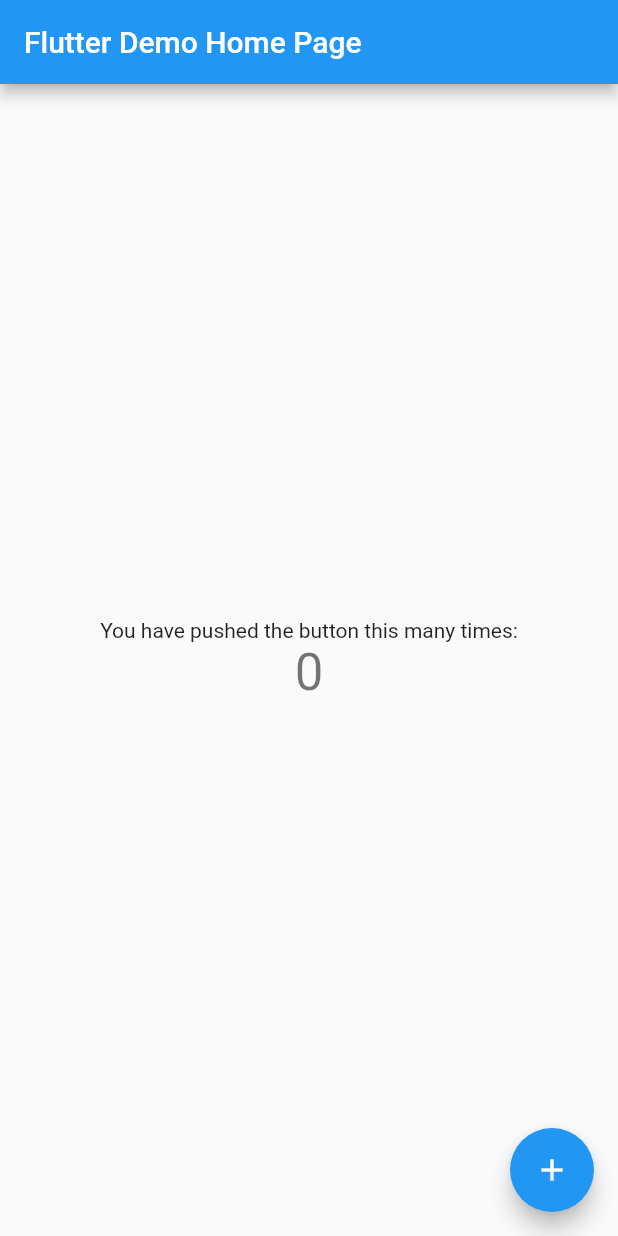
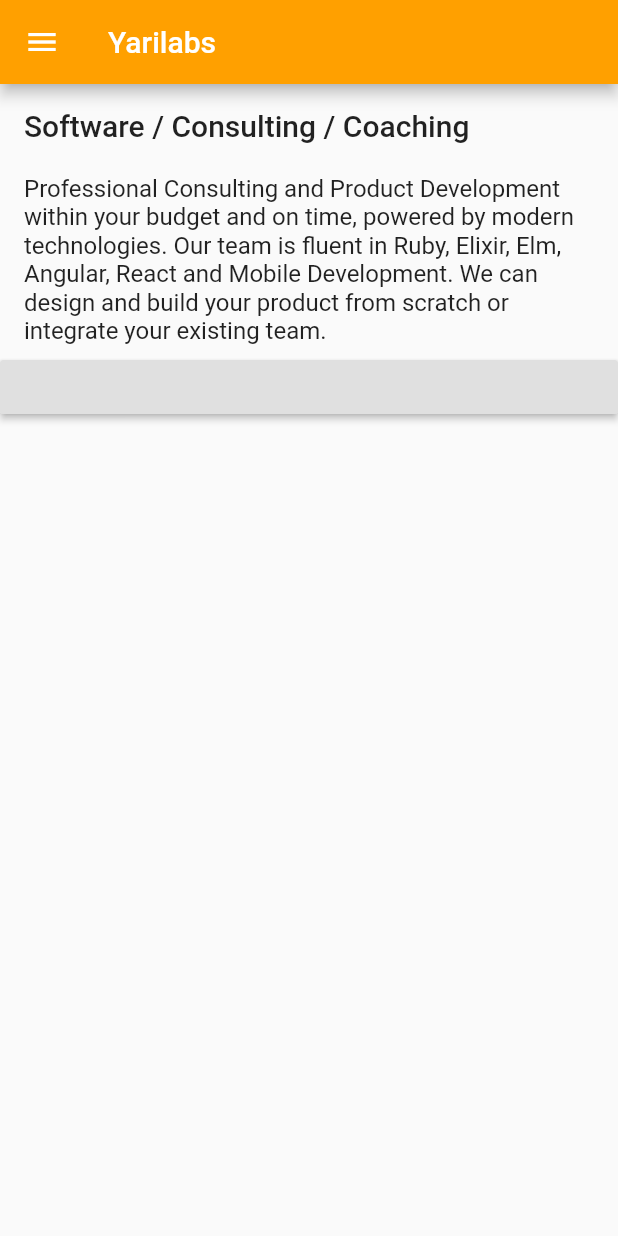
Before and after one commit to aerolp/flutter_yari_app, a Flutter app: the screen it shows after launch, on a phone screen of 412 x 824 dp. Run offline on Flutter 3.47's test engine with Material 2 defaults, Android fonts, the light colour scheme and no system bars.

Commit message:
add appbar

```diff
--- /dev/null
+++ b/lib/app.dart
@@ -0,0 +1,57 @@
+import 'package:flutter/material.dart';
+import 'appbar.dart';
+
+class UnitConverterApp extends StatelessWidget{
+  @override
+  Widget build(BuildContext context) {
+    return MaterialApp(
+      debugShowCheckedModeBanner: false,
+      title: 'Yarilabs',
+      // theme: ThemeData(
+      //   textTheme: Theme.of(context).textTheme.apply(
+      //         bodyColor: Colors.black,
+      //         displayColor: Colors.grey[600],
+      //       ),
+      //   primaryColor: Colors.grey[500],
+      //   textSelectionHandleColor: Colors.green[500],
+      // ),
+      home: YariApp(),
+    );
+  }
+}
+
+class YariApp extends StatefulWidget{
+  const YariApp();
+  _YariAppState createState() => _YariAppState();
+}
+
+
+class _YariAppState extends State<YariApp>{
+  Widget build(BuildContext context){
+    return Scaffold(
+      appBar: TopBar().topbar,
+      drawer: TopBar().drawerer,
+      body: new Container(
+        child: new Stack(
+          children: <Widget>[
+            new ListView(
+              children: <Widget>[
+                new ListTile(
+                  title: new Text('Software / Consulting / Coaching',
+                    style: Theme.of(context).textTheme.title ,),
+                ),
+                new ListTile(
+                  title: new Text('Professional Consulting and Product Development within your budget and on time, powered by modern technologies. Our team is fluent in Ruby, Elixir, Elm, Angular, React and Mobile Development. We can design and build your product from scratch or integrate your existing team.'),
+                ),
+                new RaisedButton(
+                  onPressed: (){'You Raised!';},
+                ),
+              ],
+            ),
+          ],
+        ),
+      ),
+    );
+  }
+
+}
--- /dev/null
+++ b/lib/appbar.dart
@@ -0,0 +1,31 @@
+import 'package:flutter/material.dart';
+
+class TopBar{
+  final topbar = AppBar(
+    backgroundColor: Color(0xFFFFA000),
+    title: new Text('Yarilabs')
+  );
+  final drawerer = Drawer(
+    child: new ListView(
+      children: <Widget>[
+        new UserAccountsDrawerHeader(
+          accountName: new Text('Name here'),
+          accountEmail: new Text('hello@yarilabs.com'),
+          currentAccountPicture: new CircleAvatar(
+            backgroundColor: Colors.orange[200],
+            child: new Text('Yari'),),
+          decoration: new BoxDecoration(color: Colors.green),
+        ),
+        new ListTile(title: new Text('Company (4slots)'),
+                    trailing: new Icon(Icons.arrow_forward),
+                    ),
+        new ListTile(title: new Text('Softwares'),
+                    trailing: new Icon(Icons.arrow_forward),
+                    ),
+        new ListTile(title: new Text('Contact'),
+                    trailing: new Icon(Icons.arrow_forward),
+                    ),
+      ],
+    ),
+  );
+}
--- a/lib/main.dart
+++ b/lib/main.dart
@@ -1,109 +1,8 @@
 import 'package:flutter/material.dart';
 
-void main() => runApp(new MyApp());
+import 'app.dart';
 
-class MyApp extends StatelessWidget {
-  // This widget is the root of your application.
-  @override
-  Widget build(BuildContext context) {
-    return new MaterialApp(
-      title: 'Flutter Demo',
-      theme: new ThemeData(
-        // This is the theme of your application.
-        //
-        // Try running your application with "flutter run". You'll see the
-        // application has a blue toolbar. Then, without quitting the app, try
-        // changing the primarySwatch below to Colors.green and then invoke
-        // "hot reload" (press "r" in the console where you ran "flutter run",
-        // or press Run > Flutter Hot Reload in IntelliJ). Notice that the
-        // counter didn't reset back to zero; the application is not restarted.
-        primarySwatch: Colors.blue,
-      ),
-      home: new MyHomePage(title: 'Flutter Demo Home Page'),
-    );
-  }
+void main() {
+
+  runApp(new UnitConverterApp());
 }
-
-class MyHomePage extends StatefulWidget {
-  MyHomePage({Key key, this.title}) : super(key: key);
-
-  // This widget is the home page of your application. It is stateful, meaning
-  // that it has a State object (defined below) that contains fields that affect
-  // how it looks.
-
-  // This class is the configuration for the state. It holds the values (in this
-  // case the title) provided by the parent (in this case the App widget) and
-  // used by the build method of the State. Fields in a Widget subclass are
-  // always marked "final".
-
-  final String title;
-
-  @override
-  _MyHomePageState createState() => new _MyHomePageState();
-}
-
-class _MyHomePageState extends State<MyHomePage> {
-  int _counter = 0;
-
-  void _incrementCounter() {
-    setState(() {
-      // This call to setState tells the Flutter framework that something has
-      // changed in this State, which causes it to rerun the build method below
-      // so that the display can reflect the updated values. If we changed
-      // _counter without calling setState(), then the build method would not be
-      // called again, and so nothing would appear to happen.
-      _counter++;
-    });
-  }
-
-  @override
-  Widget build(BuildContext context) {
-    // This method is rerun every time setState is called, for instance as done
-    // by the _incrementCounter method above.
-    //
-    // The Flutter framework has been optimized to make rerunning build methods
-    // fast, so that you can just rebuild anything that needs updating rather
-    // than having to individually change instances of widgets.
-    return new Scaffold(
-      appBar: new AppBar(
-        // Here we take the value from the MyHomePage object that was created by
-        // the App.build method, and use it to set our appbar title.
-        title: new Text(widget.title),
-      ),
-      body: new Center(
-        // Center is a layout widget. It takes a single child and positions it
-        // in the middle of the parent.
-        child: new Column(
-          // Column is also layout widget. It takes a list of children and
-          // arranges them vertically. By default, it sizes itself to fit its
-          // children horizontally, and tries to be as tall as its parent.
-          //
-          // Invoke "debug paint" (press "p" in the console where you ran
-          // "flutter run", or select "Toggle Debug Paint" from the Flutter tool
-          // window in IntelliJ) to see the wireframe for each widget.
-          //
-          // Column has various properties to control how it sizes itself and
-          // how it positions its children. Here we use mainAxisAlignment to
-          // center the children vertically; the main axis here is the vertical
-          // axis because Columns are vertical (the cross axis would be
-          // horizontal).
-          mainAxisAlignment: MainAxisAlignment.center,
-          children: <Widget>[
-            new Text(
-              'You have pushed the button this many times:',
-            ),
-            new Text(
-              '$_counter',
-              style: Theme.of(context).textTheme.display1,
-            ),
-          ],
-        ),
-      ),
-      floatingActionButton: new FloatingActionButton(
-        onPressed: _incrementCounter,
-        tooltip: 'Increment',
-        child: new Icon(Icons.add),
-      ), // This trailing comma makes auto-formatting nicer for build methods.
-    );
-  }
-}
```
Also changed, not shown: pubspec.yaml (+21 -2 lines), 1 other file.
